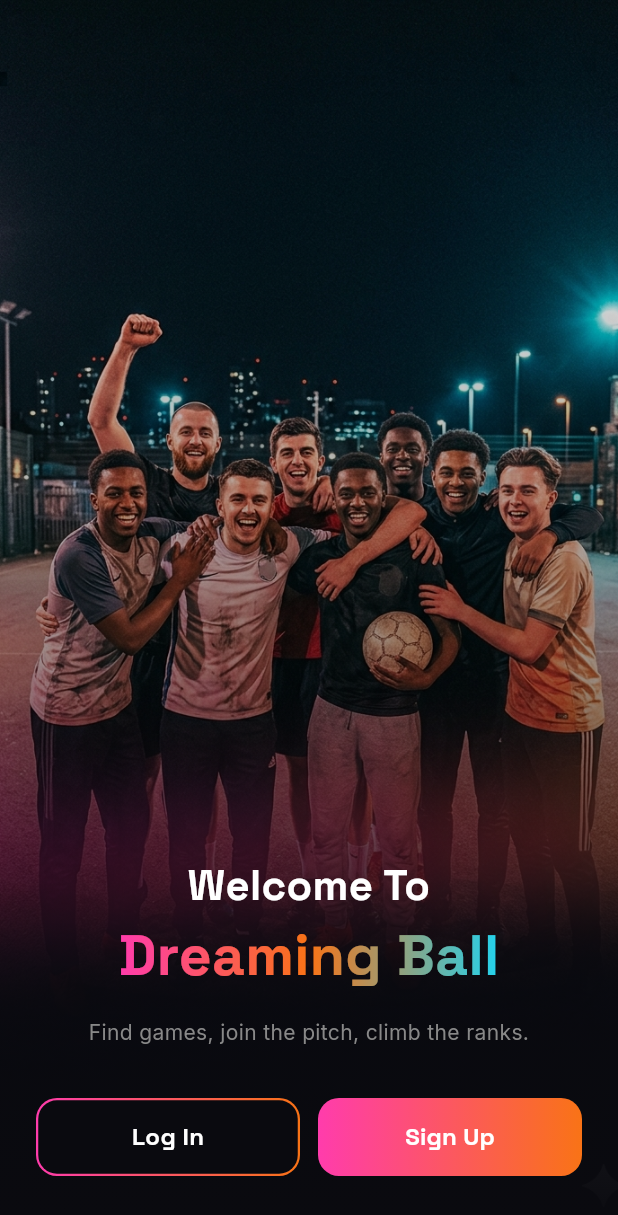
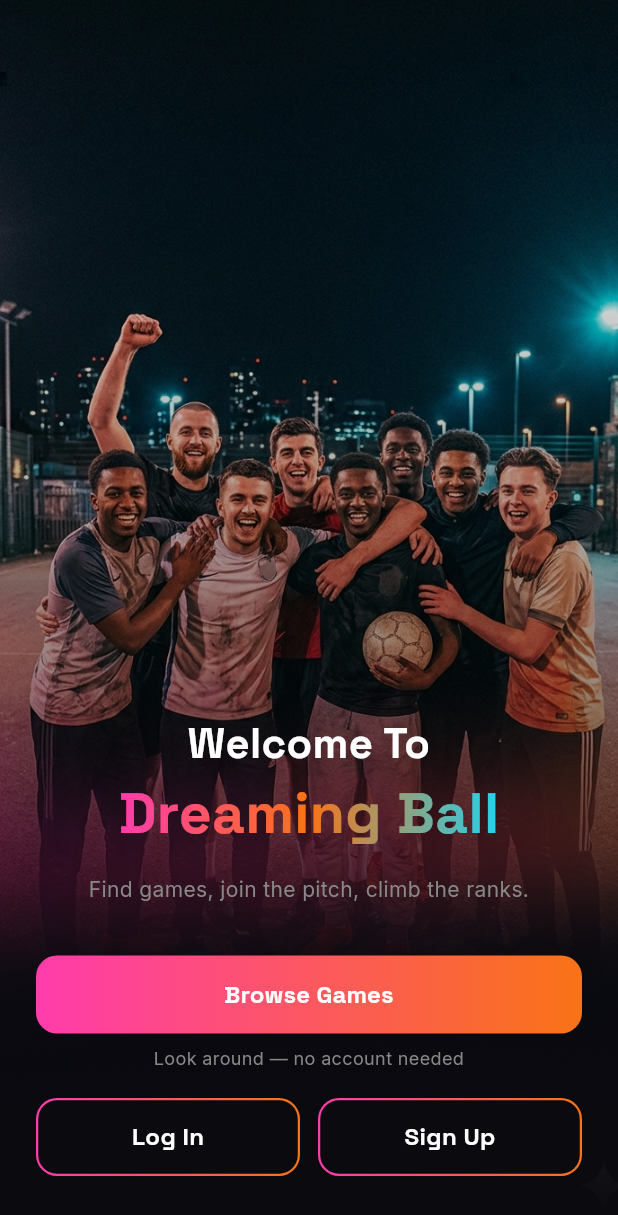
Before and after one commit to chakeuroussama17/dreaming_ball, a Flutter app: the WelcomeScreen screen opened by its route, on a phone screen of 412 x 824 dp. Shown: the top 1215 px of the screen. Run offline on Flutter 3.47's test engine with Material 3 defaults, Android fonts, the phone set to English and light mode, and no system bars; drawn by our look-alikes of flutter_animate; our stand-ins replace cached_network_image, firebase_core, firebase_messaging, flutter_dotenv, flutter_local_notifications, flutter_riverpod and 7 more; accounts and stored records are empty.

Commit message:
Landing page: add 'Browse Games' CTA into the app
The welcome/landing screen now leads with a primary "Browse Games" call-to-
action that drops visitors straight into the games feed (/home, which renders
fine for guests — public games/top players/banners, null-safe profile). Log In
and Sign Up are now secondary ghost buttons below it, with a "no account needed"
hint to encourage a look around first.

Analyzer clean, web build OK.

Co-Authored-By: Claude Opus 4.8 <noreply@anthropic.com>

```diff
--- a/lib/features/auth/screens/welcome_screen.dart
+++ b/lib/features/auth/screens/welcome_screen.dart
@@ -100,7 +100,32 @@ class WelcomeScreen extends StatelessWidget {
 
                 const SizedBox(height: 32),
 
-                // Buttons
+                // ── Primary call-to-action: jump straight into the games ──────
+                Padding(
+                  padding: const EdgeInsets.symmetric(horizontal: 24),
+                  child: Column(
+                    children: [
+                      CustomButton(
+                        label: 'Browse Games',
+                        onPressed: () => context.goNamed('home'),
+                      ),
+                      const SizedBox(height: 8),
+                      Text(
+                        'Look around — no account needed',
+                        textAlign: TextAlign.center,
+                        style: GoogleFonts.inter(
+                            fontSize: 12, color: textSecondary),
+                      ),
+                    ],
+                  ),
+                )
+                    .animate()
+                    .fadeIn(delay: 300.ms, duration: 500.ms)
+                    .slideY(begin: 0.12, end: 0, delay: 300.ms, duration: 500.ms),
+
+                const SizedBox(height: 18),
+
+                // ── Secondary: log in / sign up ───────────────────────────────
                 Padding(
                   padding: const EdgeInsets.symmetric(horizontal: 24),
                   child: Row(
@@ -116,6 +141,7 @@ class WelcomeScreen extends StatelessWidget {
                       Expanded(
                         child: CustomButton(
                           label: l.signUp,
+                          variant: ButtonVariant.ghost,
                           onPressed: () => context.goNamed('register'),
                         ),
                       ),
@@ -123,8 +149,8 @@ class WelcomeScreen extends StatelessWidget {
                   ),
                 )
                     .animate()
-                    .fadeIn(delay: 350.ms, duration: 500.ms)
-                    .slideY(begin: 0.12, end: 0, delay: 350.ms, duration: 500.ms),
+                    .fadeIn(delay: 450.ms, duration: 500.ms)
+                    .slideY(begin: 0.12, end: 0, delay: 450.ms, duration: 500.ms),
 
                 const SizedBox(height: 40),
               ],
```
